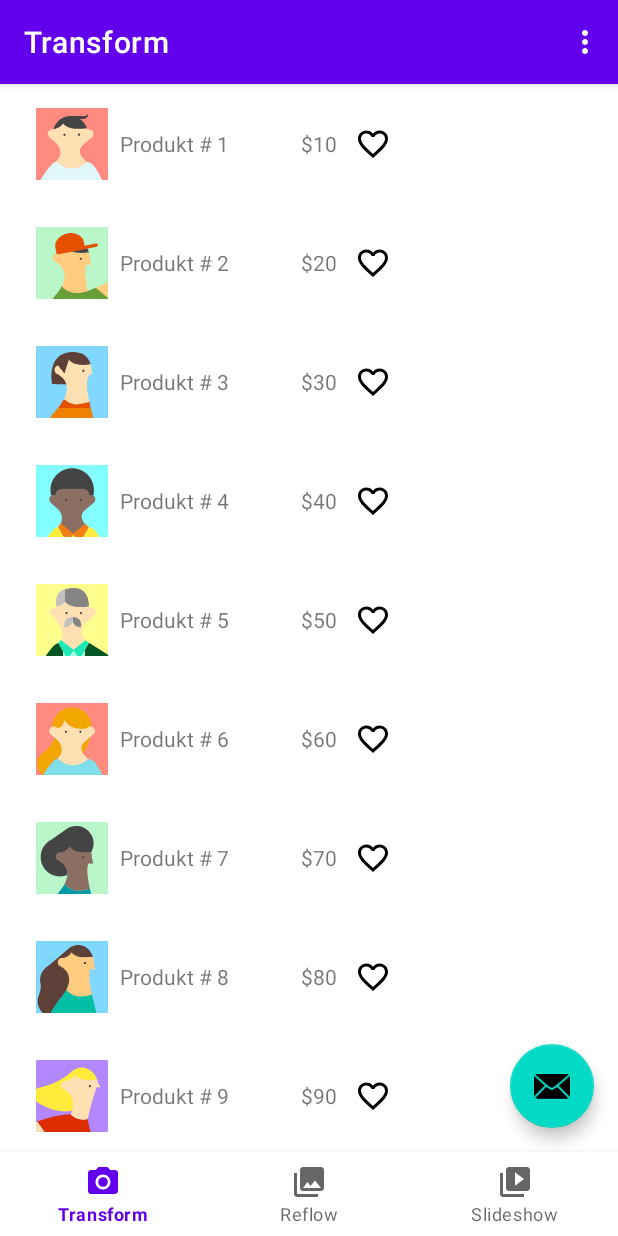
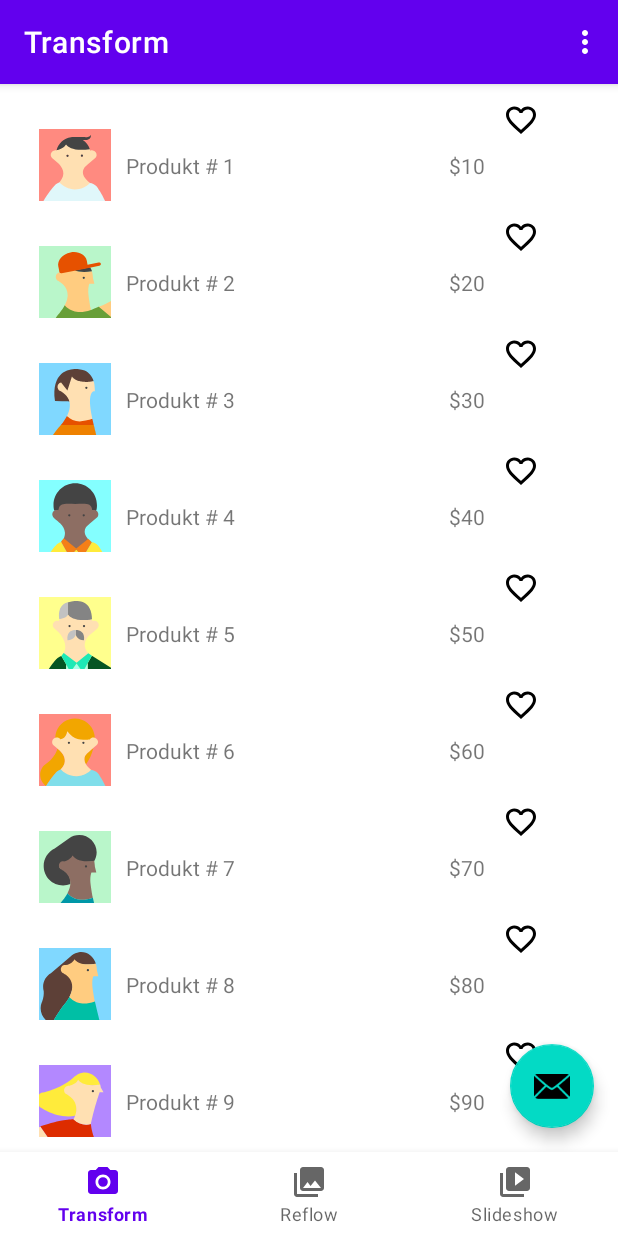
Before and after one commit to wdziwinska/OnlineShopApp_Frontend, an Android app: the screen it shows after launch (MainActivity), on a phone screen of 412 x 824 dp. Run offline under Robolectric (Android 15) with nearby library versions, the phone set to English and light mode, and no system bars; our stand-ins replace navigation-ui; 1 statement that could not run was skipped.

Commit message:
icon moved to the right

```diff
--- a/app/src/main/res/layout/item_transform.xml
+++ b/app/src/main/res/layout/item_transform.xml
@@ -2,14 +2,15 @@
 <androidx.constraintlayout.widget.ConstraintLayout xmlns:android="http://schemas.android.com/apk/res/android"
     xmlns:app="http://schemas.android.com/apk/res-auto"
     xmlns:tools="http://schemas.android.com/tools"
-    android:layout_width="match_parent"
+    android:layout_width="wrap_content"
     android:layout_height="wrap_content">
 
     <ImageView
         android:id="@+id/image_view_item_transform"
         android:layout_width="@dimen/item_transform_image_length"
         android:layout_height="@dimen/item_transform_image_length"
-        android:layout_margin="8dp"
+        android:layout_marginTop="30dp"
+        android:layout_marginLeft="10dp"
         android:contentDescription="@string/image_view_item_transform_content_description"
         app:layout_constraintBottom_toBottomOf="parent"
         app:layout_constraintStart_toStartOf="parent"
@@ -20,7 +21,8 @@
         android:id="@+id/text_view_item_transform"
         android:layout_width="wrap_content"
         android:layout_height="wrap_content"
-        android:layout_margin="8dp"
+        android:layout_marginTop="30dp"
+        android:layout_marginLeft="10dp"
         app:layout_constraintBottom_toBottomOf="parent"
         app:layout_constraintStart_toEndOf="@id/image_view_item_transform"
         app:layout_constraintTop_toTopOf="parent"
@@ -30,12 +32,15 @@
         android:id="@+id/price_text_view_transform"
         android:layout_width="wrap_content"
         android:layout_height="wrap_content"
+        android:layout_marginLeft="10dp"
+        android:layout_marginTop="30dp"
         android:textAlignment="viewEnd"
-        android:layout_margin="30dp"
         app:layout_constraintBottom_toBottomOf="parent"
         app:layout_constraintEnd_toEndOf="parent"
+        app:layout_constraintHorizontal_bias="0.734"
         app:layout_constraintStart_toEndOf="@+id/text_view_item_transform"
         app:layout_constraintTop_toTopOf="parent"
+        app:layout_constraintVertical_bias="0.517"
         tools:text="Price: $xx" />
 
     <CheckBox
@@ -46,8 +51,10 @@
         android:gravity="center|right"
         app:layout_constraintBottom_toBottomOf="parent"
         app:layout_constraintEnd_toEndOf="parent"
+        app:layout_constraintHorizontal_bias="0.0"
         app:layout_constraintStart_toEndOf="@+id/price_text_view_transform"
         app:layout_constraintTop_toTopOf="parent"
+        app:layout_constraintVertical_bias="0.0"
         app:useMaterialThemeColors="false" />
 
 </androidx.constraintlayout.widget.ConstraintLayout>
```
